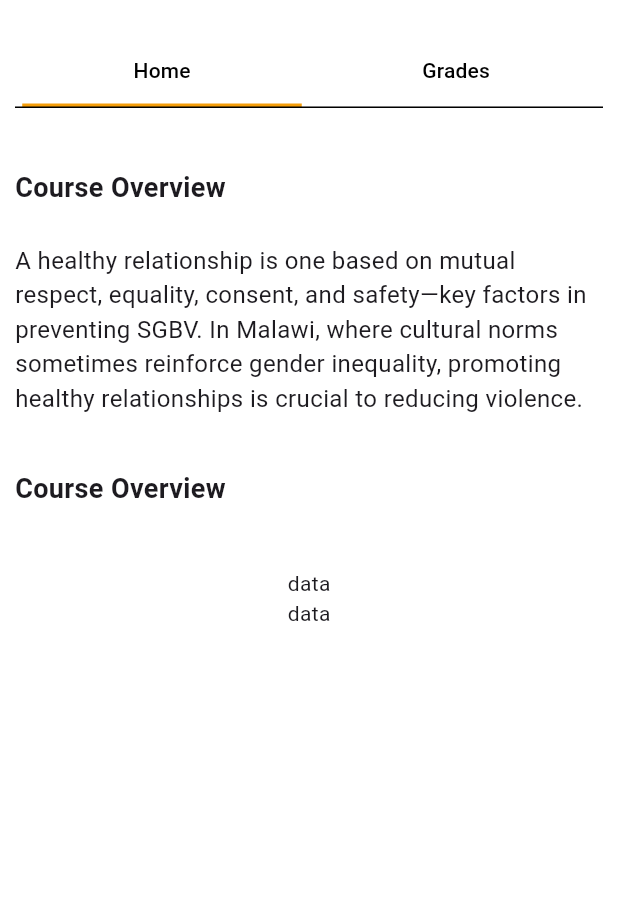
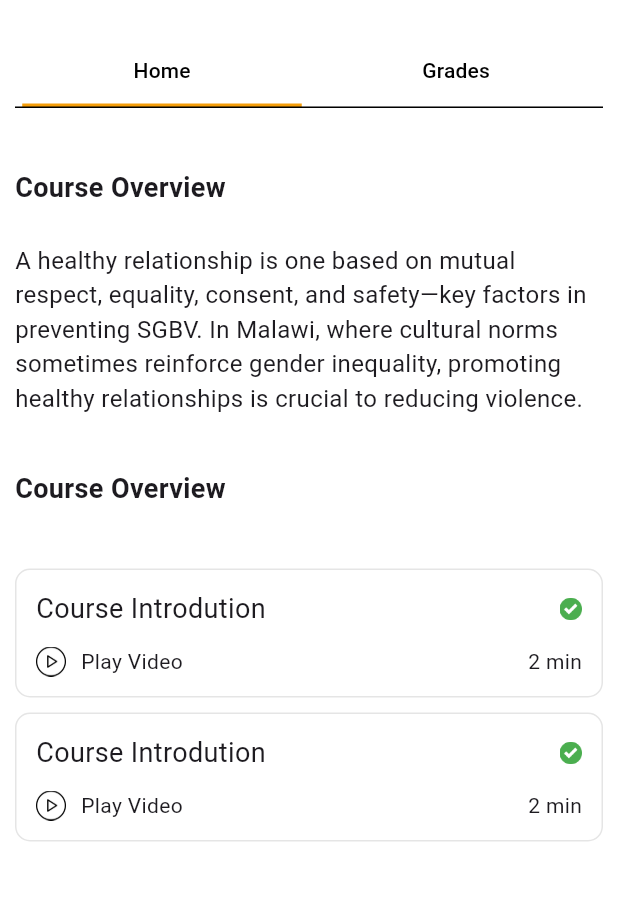
Before and after one commit to ishi265/ufuluapp, a Flutter app: the screen it shows after launch, on a phone screen of 412 x 824 dp, the part 63-964 px from its top. Run offline on Flutter 3.47's test engine with Material 3 defaults, Android fonts, the phone set to English and light mode, and no system bars; our stand-ins replace google_fonts, iconsax.

Commit message:
the courses have been added now make it a re usable item

```diff
--- a/lib/widgets/CourseOutline.dart
+++ b/lib/widgets/CourseOutline.dart
@@ -1,4 +1,5 @@
 import 'package:flutter/material.dart';
+import 'package:iconsax/iconsax.dart';
 
 class CourseOutlineWidget extends StatelessWidget {
   const CourseOutlineWidget({
@@ -34,9 +35,58 @@ class CourseOutlineWidget extends StatelessWidget {
                   shrinkWrap: true,
                   physics: NeverScrollableScrollPhysics(),
                   itemCount: 2,
-                  itemBuilder: (context, index) => Column(
-                        children: [Text("data")],
-                      )),
+                  itemBuilder: (context, index) => Padding(
+                        padding: const EdgeInsets.only(bottom: 10),
+                        child: Container(
+                          decoration: BoxDecoration(
+                              border: Border.all(
+                                  color: Colors.black.withOpacity(0.1)),
+                              borderRadius: BorderRadius.circular(10)),
+                          child: Padding(
+                            padding: const EdgeInsets.all(13.0),
+                            child: Column(
+                              children: [
+                                Row(
+                                  mainAxisAlignment:
+                                      MainAxisAlignment.spaceBetween,
+                                  children: [
+                                    Text(
+                                      "Course Introdution",
+                                      style: TextStyle(fontSize: 18),
+                                    ),
+                                    Image.asset(
+                                      "images/accept.png",
+                                      width: 15,
+                                    ),
+                                  ],
+                                ),
+                                SizedBox(
+                                  height: 12,
+                                ),
+                                Row(
+                                  mainAxisAlignment:
+                                      MainAxisAlignment.spaceBetween,
+                                  children: [
+                                    Row(
+                                      children: [
+                                        Image.asset(
+                                          "images/play-button.png",
+                                          width: 20,
+                                        ),
+                                        SizedBox(
+                                          width: 10,
+                                        ),
+                                        Text("Play Video"),
+                                      ],
+                                    ),
+                                    Text("2 min")
+                                  ],
+                                )
+                              ],
+                            ),
+                          ),
+                        ),
+                      ))
             ],
           ),
         )
```
Also changed, not shown: images/play-button.png (added).
